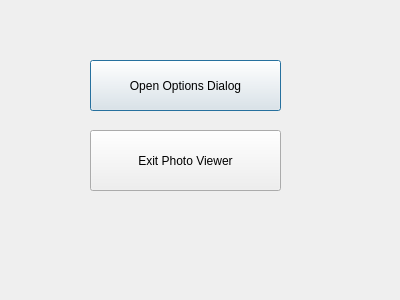
Above: chooserdialog.ui from ggalt/PhotoViewer before the change. Below: the same form after it.
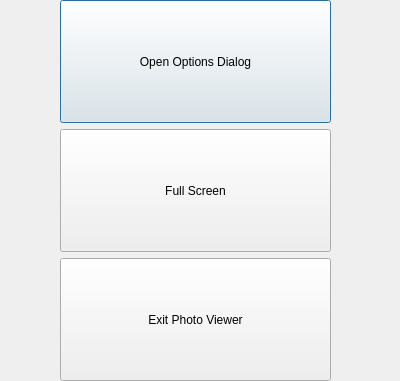
That is the form after the change.

Patch:
```diff
--- a/chooserdialog.ui
+++ b/chooserdialog.ui
@@ -7,37 +7,62 @@
     <x>0</x>
     <y>0</y>
     <width>400</width>
-    <height>300</height>
+    <height>381</height>
    </rect>
   </property>
   <property name="windowTitle">
    <string>Dialog</string>
   </property>
+  <widget class="QWidget" name="verticalLayoutWidget">
+   <property name="geometry">
+    <rect>
+     <x>60</x>
+     <y>0</y>
+     <width>271</width>
+     <height>381</height>
+    </rect>
+   </property>
+   <layout class="QVBoxLayout" name="verticalLayout">
+    <item>
   <widget class="QPushButton" name="pushButton">
-   <property name="geometry">
-    <rect>
-     <x>90</x>
-     <y>60</y>
-     <width>191</width>
-     <height>51</height>
-    </rect>
+      <property name="sizePolicy">
+       <sizepolicy hsizetype="Minimum" vsizetype="Preferred">
+        <horstretch>0</horstretch>
+        <verstretch>0</verstretch>
+       </sizepolicy>
    </property>
    <property name="text">
     <string>Open Options Dialog</string>
    </property>
   </widget>
+    </item>
+    <item>
+     <widget class="QPushButton" name="pushButton_3">
+      <property name="sizePolicy">
+       <sizepolicy hsizetype="Minimum" vsizetype="Preferred">
+        <horstretch>0</horstretch>
+        <verstretch>0</verstretch>
+       </sizepolicy>
+      </property>
+      <property name="text">
+       <string>Full Screen</string>
+      </property>
+     </widget>
+    </item>
+    <item>
   <widget class="QPushButton" name="pushButton_2">
-   <property name="geometry">
-    <rect>
-     <x>90</x>
-     <y>130</y>
-     <width>191</width>
-     <height>61</height>
-    </rect>
+      <property name="sizePolicy">
+       <sizepolicy hsizetype="Minimum" vsizetype="Preferred">
+        <horstretch>0</horstretch>
+        <verstretch>0</verstretch>
+       </sizepolicy>
    </property>
    <property name="text">
     <string>Exit Photo Viewer</string>
    </property>
+     </widget>
+    </item>
+   </layout>
   </widget>
  </widget>
  <resources/>
```
Lines whose indentation alone changed are shown as unchanged.
